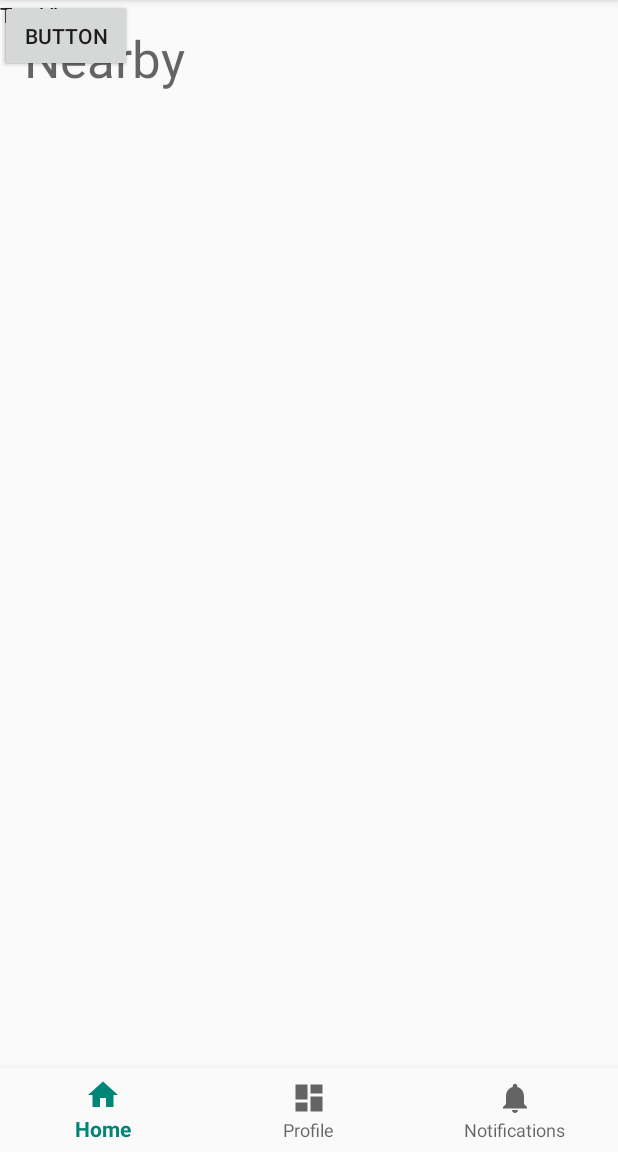
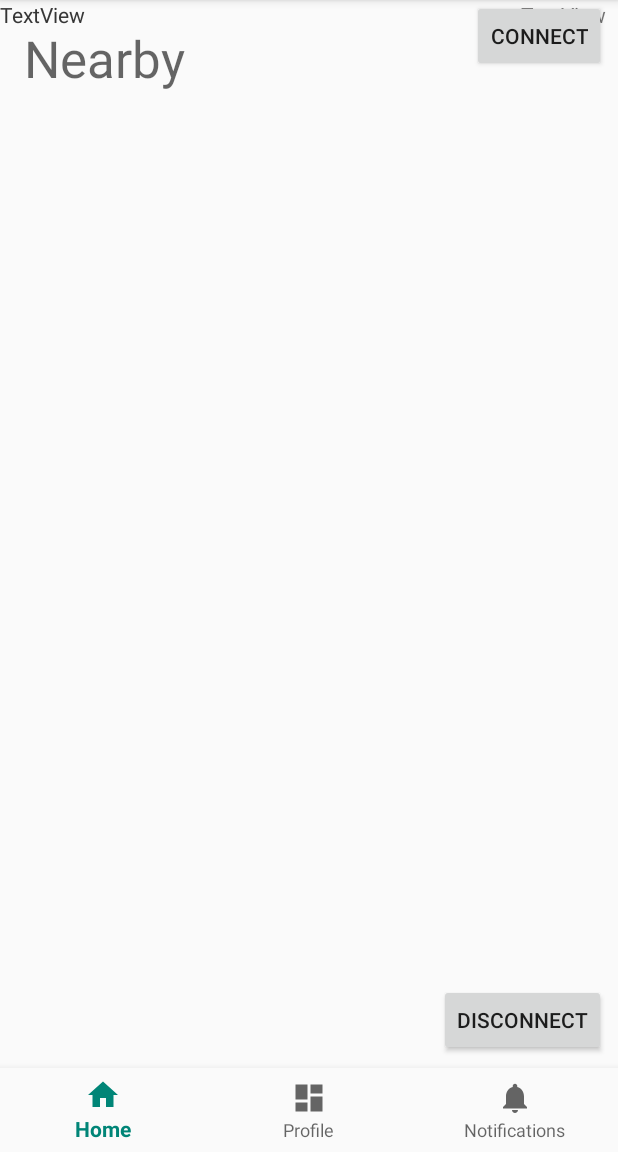
Before and after one commit to hl5617/Frend.ly, an Android app: the screen it shows after launch (MainActivity), on a phone screen of 412 x 824 dp, the part 84-1236 px from its top. Run offline under Robolectric (Android 15) with nearby library versions, the phone set to English and light mode, and no system bars; 1 statement that could not run was skipped.

Commit message:
push to merge

```diff
--- a/app/src/main/java/com/example/android/scan/GAPI.java
+++ /dev/null
@@ -1,57 +0,0 @@
-package com.example.android.scan;
-
-import android.Manifest;
-import android.content.Context;
-import android.content.DialogInterface;
-import android.content.pm.PackageManager;
-import android.os.Build;
-import android.os.Bundle;
-import android.support.annotation.CallSuper;
-import android.support.annotation.NonNull;
-import android.support.annotation.Nullable;
-import android.support.annotation.RequiresApi;
-import android.support.v4.content.ContextCompat;
-import android.support.v7.app.AlertDialog;
-import android.support.v7.app.AppCompatActivity;
-import android.util.Log;
-import android.view.View;
-import android.widget.Button;
-import android.widget.TextView;
-import android.widget.Toast;
-
-import com.google.android.gms.common.api.Status;
-import com.google.android.gms.nearby.Nearby;
-import com.google.android.gms.nearby.connection.AdvertisingOptions;
-import com.google.android.gms.nearby.connection.ConnectionInfo;
-import com.google.android.gms.nearby.connection.ConnectionLifecycleCallback;
-import com.google.android.gms.nearby.connection.ConnectionResolution;
-import com.google.android.gms.nearby.connection.ConnectionsClient;
-import com.google.android.gms.nearby.connection.ConnectionsStatusCodes;
-import com.google.android.gms.nearby.connection.DiscoveredEndpointInfo;
-import com.google.android.gms.nearby.connection.DiscoveryOptions;
-import com.google.android.gms.nearby.connection.EndpointDiscoveryCallback;
-import com.google.android.gms.nearby.connection.Payload;
-import com.google.android.gms.nearby.connection.PayloadCallback;
-import com.google.android.gms.nearby.connection.PayloadTransferUpdate;
-import com.google.android.gms.nearby.connection.Strategy;
-import com.google.android.gms.tasks.OnFailureListener;
-import com.google.android.gms.tasks.OnSuccessListener;
-
-import java.io.File;
-import java.io.FileNotFoundException;
-import java.lang.reflect.Field;
-import java.util.ArrayList;
-import java.util.HashMap;
-import java.util.HashSet;
-import java.util.Locale;
-import java.util.Map;
-import java.util.Set;
-
-import static java.nio.charset.StandardCharsets.UTF_8;
-
-
-public abstract class GAPI extends AppCompatActivity {
-
-
-
-}
--- a/app/src/main/java/com/example/android/scan/MainActivity.java
+++ b/app/src/main/java/com/example/android/scan/MainActivity.java
@@ -34,8 +34,10 @@ import com.google.android.gms.nearby.connection.PayloadCallback;
 import com.google.android.gms.nearby.connection.PayloadTransferUpdate;
 import com.google.android.gms.nearby.connection.Strategy;
 
+import java.io.BufferedWriter;
 import java.io.File;
 import java.io.FileNotFoundException;
+import java.io.FileWriter;
 import java.io.IOException;
 import java.net.Inet4Address;
 import java.net.InetAddress;
@@ -104,6 +106,12 @@ public class MainActivity extends AppCompatActivity {
                 @Override
                 public void onPayloadReceived(String endpointId, Payload payload) {
                     payload_g = payload;
+                    File file = payload_g.asFile().asJavaFile();
+                    try {
+                    BufferedWriter writer = new BufferedWriter(new FileWriter("profile.txt"));
+                        writer.write(file.toString());
+                    } catch (IOException e) {
+                        System.out.println("File is empty\n"); }
                 }
 
                 @Override
@@ -138,6 +146,11 @@ public class MainActivity extends AppCompatActivity {
                 public void onConnectionResult(String endpointId, ConnectionResolution result) {
                     if (result.getStatus().isSuccess()) {
                         Log.i(TAG, "onConnectionResult: connection successful");
+
+                        try {
+                            String currentDir = System.getProperty("user.dir");
+                            sendFile(new File(currentDir + "/test.txt"));
+                        } catch (FileNotFoundException e) {}
 
                         connectionsClient.stopDiscovery();
                         connectionsClient.stopAdvertising();
--- a/app/src/main/res/layout/activity_main.xml
+++ b/app/src/main/res/layout/activity_main.xml
@@ -34,19 +34,22 @@
         android:id="@+id/connect"
         android:layout_width="wrap_content"
         android:layout_height="wrap_content"
+        android:layout_marginEnd="8dp"
         android:onClick="findFrend"
-        android:text="Button"
-        tools:layout_editor_absoluteX="161dp"
+        android:text="Connect"
+        app:layout_constraintEnd_toEndOf="parent"
         tools:layout_editor_absoluteY="196dp" />
 
     <Button
         android:id="@+id/disconnect"
         android:layout_width="wrap_content"
         android:layout_height="wrap_content"
+        android:layout_marginEnd="8dp"
+        android:layout_marginBottom="8dp"
         android:onClick="disconnect"
-        android:text="Button"
-        tools:layout_editor_absoluteX="161dp"
-        tools:layout_editor_absoluteY="378dp" />
+        android:text="Disconnect"
+        app:layout_constraintBottom_toTopOf="@+id/navigation"
+        app:layout_constraintEnd_toEndOf="@+id/navigation" />
 
     <TextView
         android:id="@+id/status"
@@ -68,8 +71,9 @@
         android:id="@+id/name"
         android:layout_width="wrap_content"
         android:layout_height="wrap_content"
+        android:layout_marginEnd="8dp"
         android:text="TextView"
-        tools:layout_editor_absoluteX="317dp"
+        app:layout_constraintEnd_toEndOf="parent"
         tools:layout_editor_absoluteY="126dp" />
 
 
```
